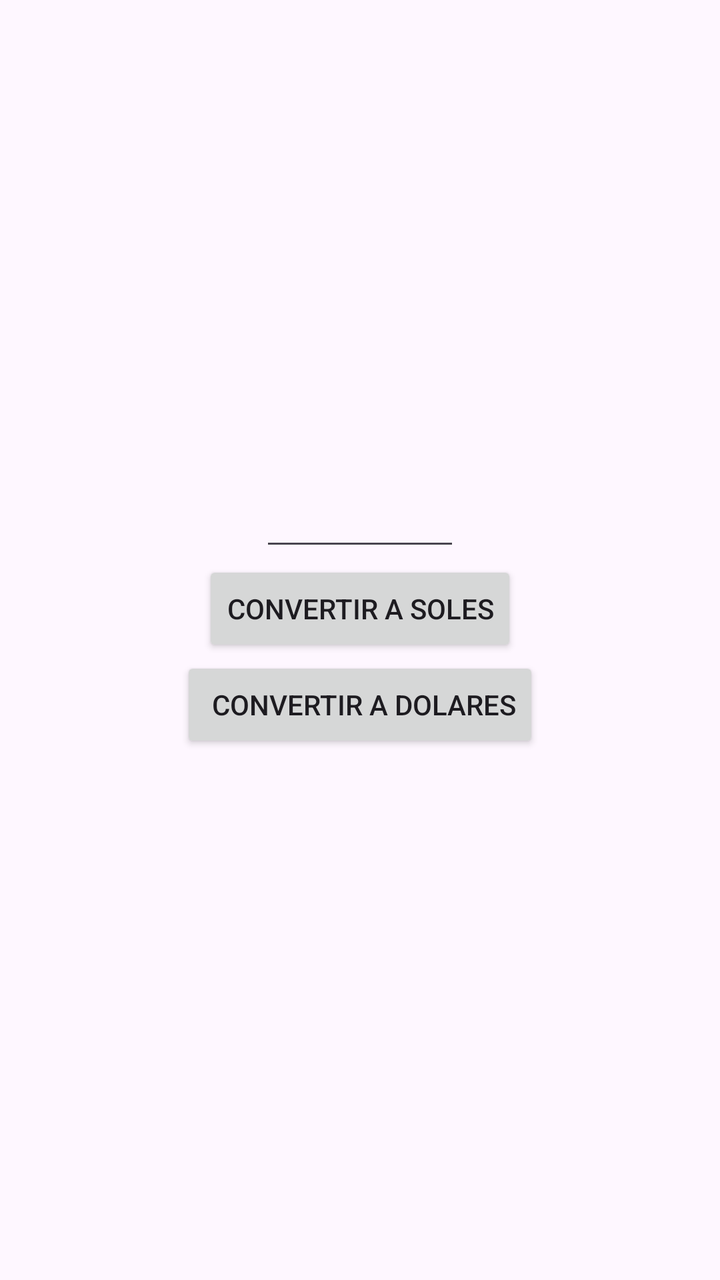
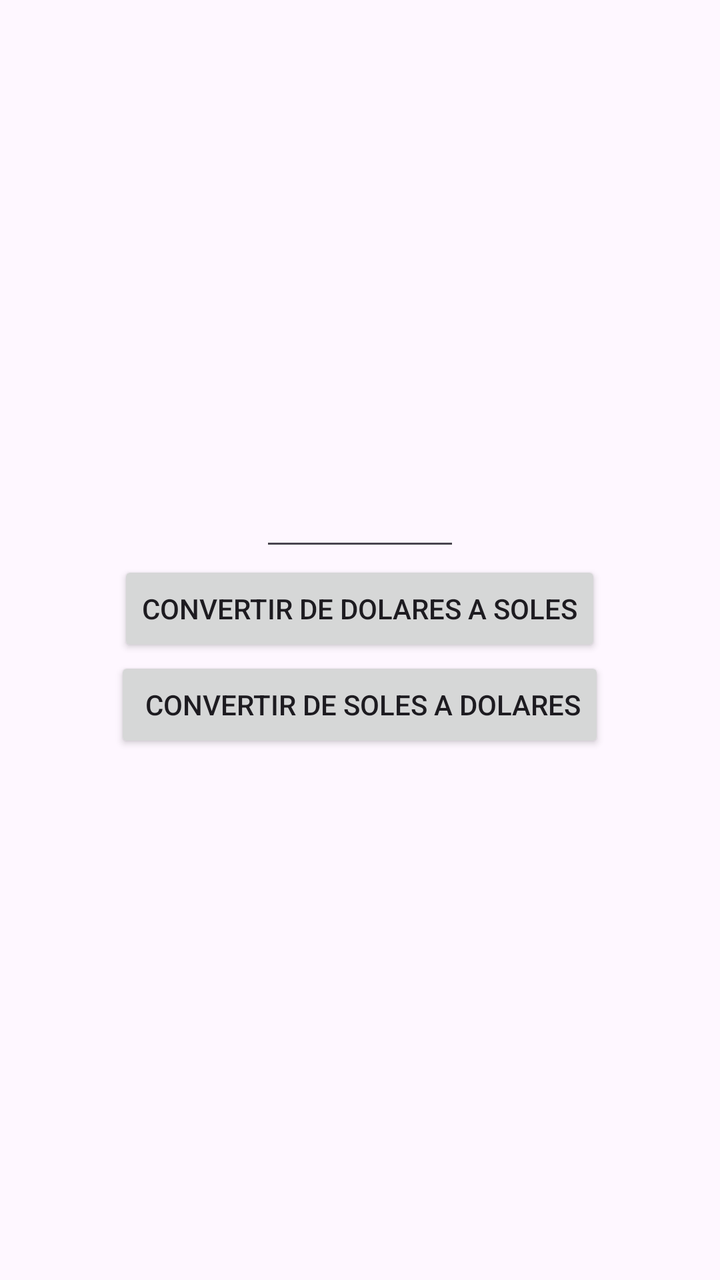

Two renders of the same Android screen: before a commit and after it. Below are the layout's source before the change and the commit's diff.
<!-- AndroidManifest.xml: application theme Theme.ConvertidorDivisas -->
<!-- res/layout/activity_main.xml -->
<?xml version="1.0" encoding="utf-8"?>
<LinearLayout xmlns:android="http://schemas.android.com/apk/res/android"
    xmlns:app="http://schemas.android.com/apk/res-auto"
    xmlns:tools="http://schemas.android.com/tools"
    android:id="@+id/main"
    android:layout_width="match_parent"
    android:layout_height="match_parent"
    android:orientation="vertical"
    android:gravity="center"
    tools:context=".DivisasActivity">


    <EditText
        android:id="@+id/etMonto"
        android:layout_width="100dp"
        android:layout_height="wrap_content"
        android:textSize="30dp"
        android:textAlignment="center"/>

    <Button
        android:id="@+id/btnDolaresASoles"
        android:layout_width="wrap_content"
        android:layout_height="wrap_content"
        android:text="Convertir a Soles"
        />
    <Button
        android:id="@+id/btnSolesADolares"
        android:layout_width="wrap_content"
        android:layout_height="wrap_content"
        android:text=" Convertir a Dolares"
        />

    <TextView
        android:id="@+id/tvResultadoDivisas"
        android:layout_width="match_parent"
        android:layout_height="wrap_content"
        android:textSize="30dp"
        />

</LinearLayout>
<!-- resources referenced by this layout -->
<resources>
  <style name="Theme.ConvertidorDivisas" parent="Base.Theme.ConvertidorDivisas" />
  <style name="Base.Theme.ConvertidorDivisas" parent="Theme.Material3.DayNight.NoActionBar">
          
          
      </style>
</resources>

<!-- the commit's change to res/layout/activity_main.xml (unified diff, before → after) -->
@@ -21,13 +21,13 @@
         android:id="@+id/btnDolaresASoles"
         android:layout_width="wrap_content"
         android:layout_height="wrap_content"
-        android:text="Convertir a Soles"
+        android:text="Convertir de Dolares a Soles"
         />
     <Button
         android:id="@+id/btnSolesADolares"
         android:layout_width="wrap_content"
         android:layout_height="wrap_content"
-        android:text=" Convertir a Dolares"
+        android:text=" Convertir de Soles a Dolares"
         />
 
     <TextView
